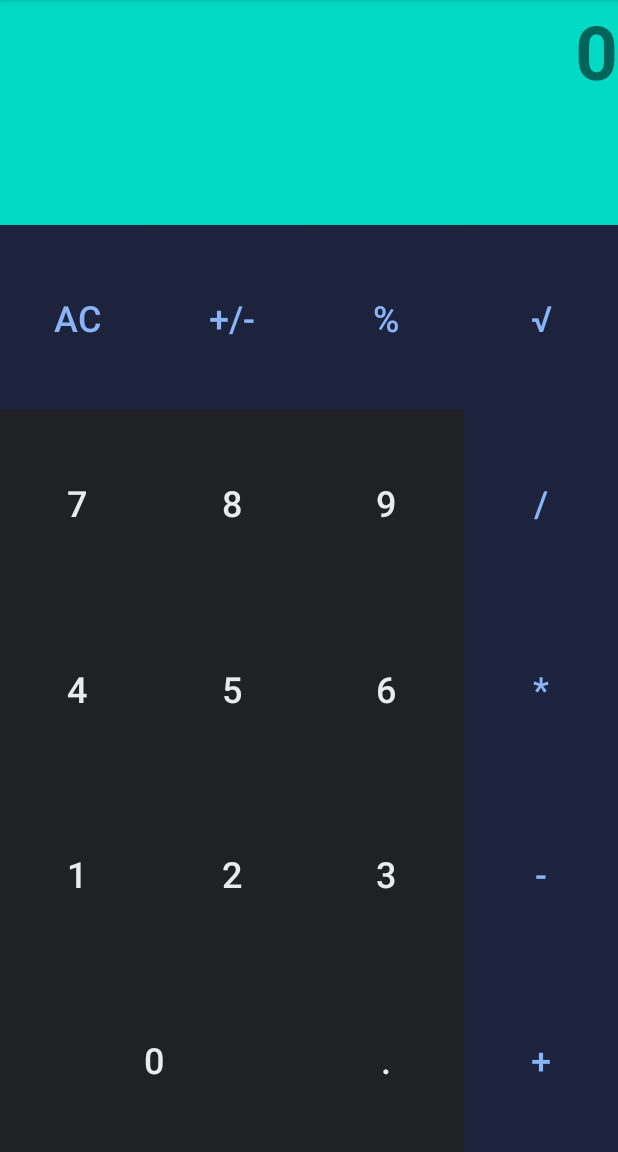
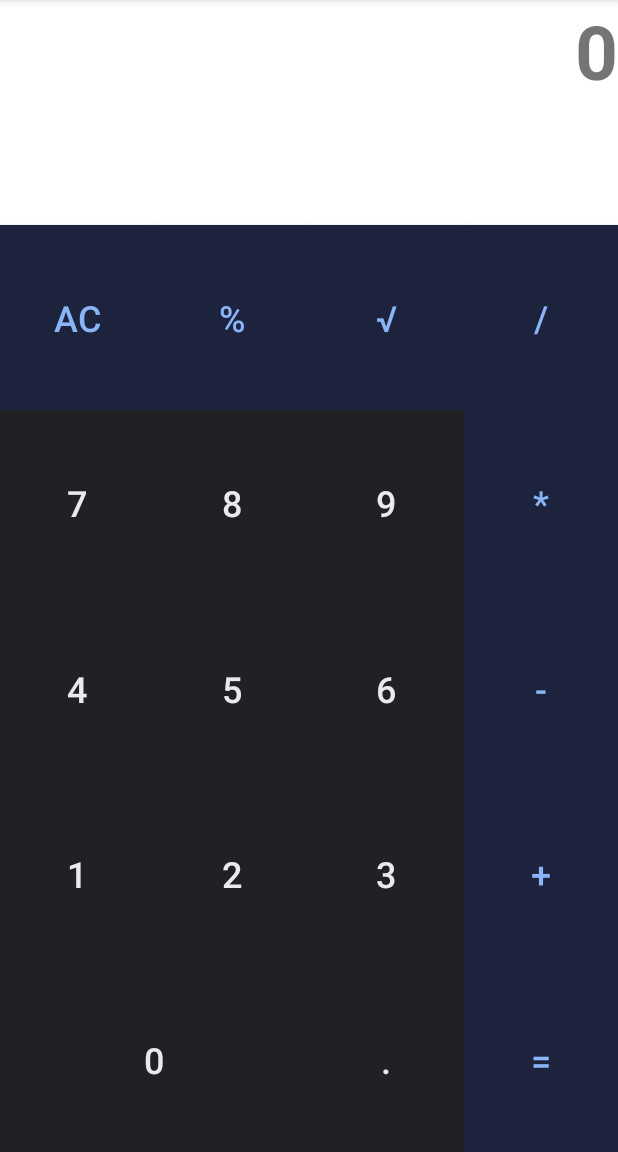
Before and after one commit to chrisalzam/RepositorioNuevo, an Android app: the screen it shows after launch (CalculatorActivity), on a phone screen of 412 x 824 dp, the part 84-1236 px from its top. Run offline under Robolectric (Android 15) with nearby library versions, the phone set to English and light mode, and no system bars; our stand-ins replace Timber.

Commit message:
Calculator ACButton Commit

```diff
--- a/HelloWorld/app/src/main/res/layout/activity_calculator_constraint_layout.xml
+++ b/HelloWorld/app/src/main/res/layout/activity_calculator_constraint_layout.xml
@@ -10,7 +10,7 @@
         android:id="@+id/tvScreen"
         android:layout_width="match_parent"
         android:layout_height="150dp"
-        android:background="@color/colorAccent"
+        android:background="@color/colorWhite"
         android:text="@string/result"
         android:textAlignment="viewEnd"
         android:textSize="50sp"
@@ -27,21 +27,22 @@
         android:layout_width="0dp"
         android:layout_height="0dp"
         android:text="@string/ac"
+        android:onClick="onACButtonClicked"
         app:layout_constraintBottom_toTopOf="@id/btn7"
-        app:layout_constraintEnd_toStartOf="@id/btnplusmin"
+        app:layout_constraintEnd_toStartOf="@id/btnpercent"
         app:layout_constraintStart_toStartOf="parent"
         app:layout_constraintTop_toBottomOf="@id/tvScreen" />
 
     <Button
-        android:id="@+id/btnplusmin"
+        android:id="@+id/btnEqual"
         style="@style/ButtonOperatorsDesign"
         android:layout_width="0dp"
         android:layout_height="0dp"
-        android:text="@string/plusmin"
-        app:layout_constraintBottom_toTopOf="@id/btn8"
-        app:layout_constraintEnd_toStartOf="@id/btnpercent"
-        app:layout_constraintStart_toEndOf="@id/btnAC"
-        app:layout_constraintTop_toBottomOf="@id/tvScreen" />
+        android:text="@string/equal"
+        app:layout_constraintBottom_toBottomOf="parent"
+        app:layout_constraintEnd_toEndOf="parent"
+        app:layout_constraintStart_toEndOf="@id/btn_point"
+        app:layout_constraintTop_toBottomOf="@id/btn3" />
 
     <Button
         android:id="@+id/btnpercent"
@@ -50,9 +51,9 @@
         android:layout_height="0dp"
         android:text="@string/percentage"
         android:onClick="onOperationButtonClicked"
-        app:layout_constraintBottom_toTopOf="@id/btn9"
-        app:layout_constraintEnd_toEndOf="@id/btnsqroot"
-        app:layout_constraintStart_toEndOf="@id/btnplusmin"
+        app:layout_constraintBottom_toTopOf="@id/btn8"
+        app:layout_constraintEnd_toStartOf="@id/btnsqroot"
+        app:layout_constraintStart_toEndOf="@id/btnAC"
         app:layout_constraintTop_toBottomOf="@id/tvScreen" />
 
     <Button
@@ -62,8 +63,8 @@
         android:layout_height="0dp"
         android:text="@string/squareroot"
         android:onClick="onOperationButtonClicked"
-        app:layout_constraintBottom_toTopOf="@id/btndivision"
-        app:layout_constraintEnd_toEndOf="parent"
+        app:layout_constraintBottom_toTopOf="@id/btn9"
+        app:layout_constraintEnd_toStartOf="@id/btndivision"
         app:layout_constraintStart_toEndOf="@id/btnpercent"
         app:layout_constraintTop_toBottomOf="@id/tvScreen" />
     <!--endregion-->
@@ -91,7 +92,7 @@
         app:layout_constraintBottom_toTopOf="@id/btn5"
         app:layout_constraintEnd_toStartOf="@id/btn9"
         app:layout_constraintStart_toEndOf="@id/btn7"
-        app:layout_constraintTop_toBottomOf="@id/btnplusmin" />
+        app:layout_constraintTop_toBottomOf="@id/btnpercent" />
 
     <Button
         android:id="@+id/btn9"
@@ -101,9 +102,9 @@
         android:onClick="onNumberButtonClicked"
         android:text="@string/value_9"
         app:layout_constraintBottom_toTopOf="@id/btn6"
-        app:layout_constraintEnd_toEndOf="@id/btndivision"
+        app:layout_constraintEnd_toStartOf="@id/btnmultiplication"
         app:layout_constraintStart_toEndOf="@id/btn8"
-        app:layout_constraintTop_toBottomOf="@id/btnpercent" />
+        app:layout_constraintTop_toBottomOf="@id/btnsqroot" />
 
     <Button
         android:id="@+id/btndivision"
@@ -114,8 +115,8 @@
         android:onClick="onOperationButtonClicked"
         app:layout_constraintBottom_toTopOf="@id/btnmultiplication"
         app:layout_constraintEnd_toEndOf="parent"
-        app:layout_constraintStart_toEndOf="@id/btn9"
-        app:layout_constraintTop_toBottomOf="@id/btnsqroot" />
+        app:layout_constraintStart_toEndOf="@id/btnsqroot"
+        app:layout_constraintTop_toBottomOf="@id/tvScreen" />
     <!--endregion-->
 
     <!--region 4, 5, 6, *-->
@@ -151,7 +152,7 @@
         android:onClick="onNumberButtonClicked"
         android:text="@string/value_6"
         app:layout_constraintBottom_toTopOf="@id/btn3"
-        app:layout_constraintEnd_toEndOf="@id/btnmultiplication"
+        app:layout_constraintEnd_toStartOf="@id/btnsubtraction"
         app:layout_constraintStart_toEndOf="@id/btn5"
         app:layout_constraintTop_toBottomOf="@id/btn9" />
 
@@ -164,7 +165,7 @@
         android:onClick="onOperationButtonClicked"
         app:layout_constraintBottom_toTopOf="@id/btnsubtraction"
         app:layout_constraintEnd_toEndOf="parent"
-        app:layout_constraintStart_toEndOf="@id/btn6"
+        app:layout_constraintStart_toEndOf="@id/btn9"
         app:layout_constraintTop_toBottomOf="@id/btndivision" />
     <!--endregion-->
 
@@ -188,7 +189,7 @@
         android:layout_height="0dp"
         android:onClick="onNumberButtonClicked"
         android:text="@string/value_2"
-        app:layout_constraintBottom_toTopOf="@id/btn0"
+        app:layout_constraintBottom_toTopOf="@id/btn_point"
         app:layout_constraintEnd_toStartOf="@id/btn3"
         app:layout_constraintStart_toEndOf="@id/btn1"
         app:layout_constraintTop_toBottomOf="@id/btn5" />
@@ -200,8 +201,8 @@
         android:layout_height="0dp"
         android:onClick="onNumberButtonClicked"
         android:text="@string/value_3"
-        app:layout_constraintBottom_toTopOf="@id/btn_point"
-        app:layout_constraintEnd_toEndOf="@id/btnsubtraction"
+        app:layout_constraintBottom_toTopOf="@id/btnEqual"
+        app:layout_constraintEnd_toStartOf="@id/btnaddition"
         app:layout_constraintStart_toEndOf="@id/btn2"
         app:layout_constraintTop_toBottomOf="@id/btn6" />
 
@@ -214,7 +215,7 @@
         android:onClick="onOperationButtonClicked"
         app:layout_constraintBottom_toTopOf="@id/btnaddition"
         app:layout_constraintEnd_toEndOf="parent"
-        app:layout_constraintStart_toEndOf="@id/btn3"
+        app:layout_constraintStart_toEndOf="@id/btn6"
         app:layout_constraintTop_toBottomOf="@id/btnmultiplication" />
     <!--endregion-->
 
@@ -227,7 +228,7 @@
         android:text="@string/value_0"
         android:onClick="onNumberButtonClicked"
         app:layout_constraintBottom_toBottomOf="parent"
-        app:layout_constraintEnd_toEndOf="@id/btn2"
+        app:layout_constraintEnd_toStartOf="@id/btn3"
         app:layout_constraintStart_toStartOf="parent"
         app:layout_constraintTop_toBottomOf="@id/btn2" />
 
@@ -238,7 +239,7 @@
         android:layout_height="0dp"
         android:text="@string/point"
         app:layout_constraintBottom_toBottomOf="parent"
-        app:layout_constraintEnd_toStartOf="@id/btnaddition"
+        app:layout_constraintEnd_toStartOf="@id/btnEqual"
         app:layout_constraintStart_toEndOf="@id/btn0"
         app:layout_constraintTop_toBottomOf="@id/btn3" />
 
@@ -249,9 +250,9 @@
         android:layout_height="0dp"
         android:text="@string/addition"
         android:onClick="onOperationButtonClicked"
-        app:layout_constraintBottom_toBottomOf="parent"
+        app:layout_constraintBottom_toTopOf="@id/btnEqual"
         app:layout_constraintEnd_toEndOf="parent"
-        app:layout_constraintStart_toEndOf="@id/btn_point"
+        app:layout_constraintStart_toEndOf="@id/btn3"
         app:layout_constraintTop_toBottomOf="@id/btnsubtraction" />
     <!--endregion-->
 
--- a/HelloWorld/app/src/main/res/values/colors.xml
+++ b/HelloWorld/app/src/main/res/values/colors.xml
@@ -1,6 +1,7 @@
 <?xml version="1.0" encoding="utf-8"?>
 <resources>
     <color name="colorPrimary">#6200EE</color>
+    <color name="colorWhite">#ffffff</color>
     <color name="colorPrimaryDark">#3700B3</color>
     <color name="colorAccent">#03DAC5</color>
     <color name="colorNumPadText">#e9eaee</color>
--- a/HelloWorld/app/src/main/res/values/strings.xml
+++ b/HelloWorld/app/src/main/res/values/strings.xml
@@ -15,7 +15,7 @@
     <string translatable="false" name="value_0">0</string>
     <string translatable="false" name="point">.</string>
     <string translatable="false" name="ac">AC</string>
-    <string translatable="false" name="plusmin">+/-</string>
+    <string translatable="false" name="equal">=</string>
     <string translatable="false" name="percentage">%</string>
     <string translatable="false" name="squareroot">√</string>
     <string translatable="false" name="division">/</string>
```
